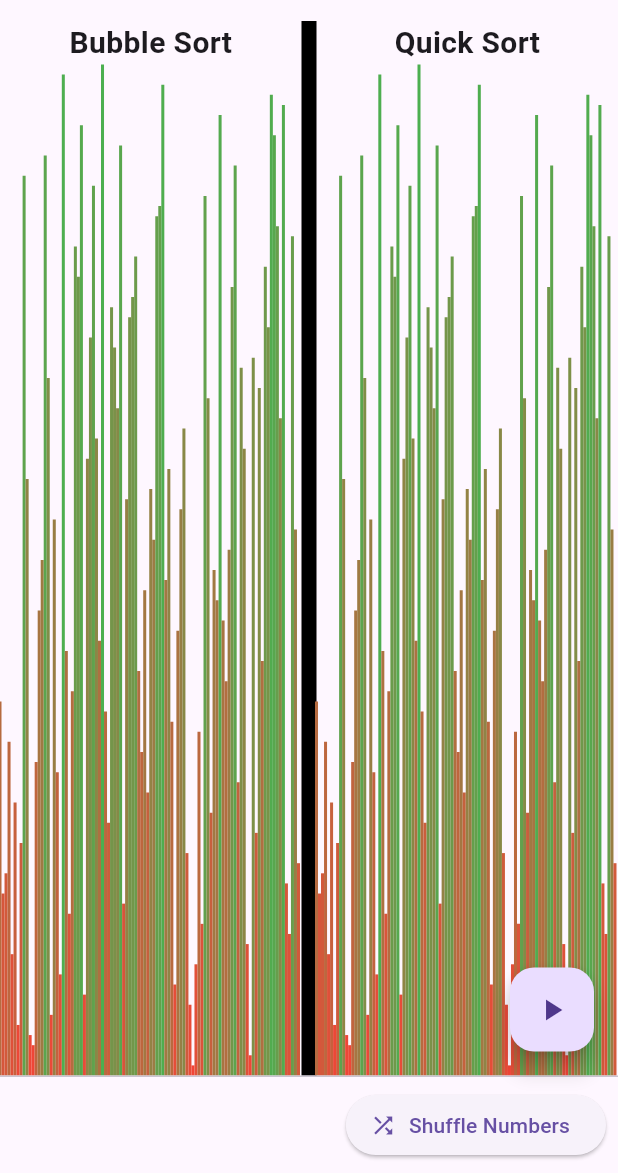
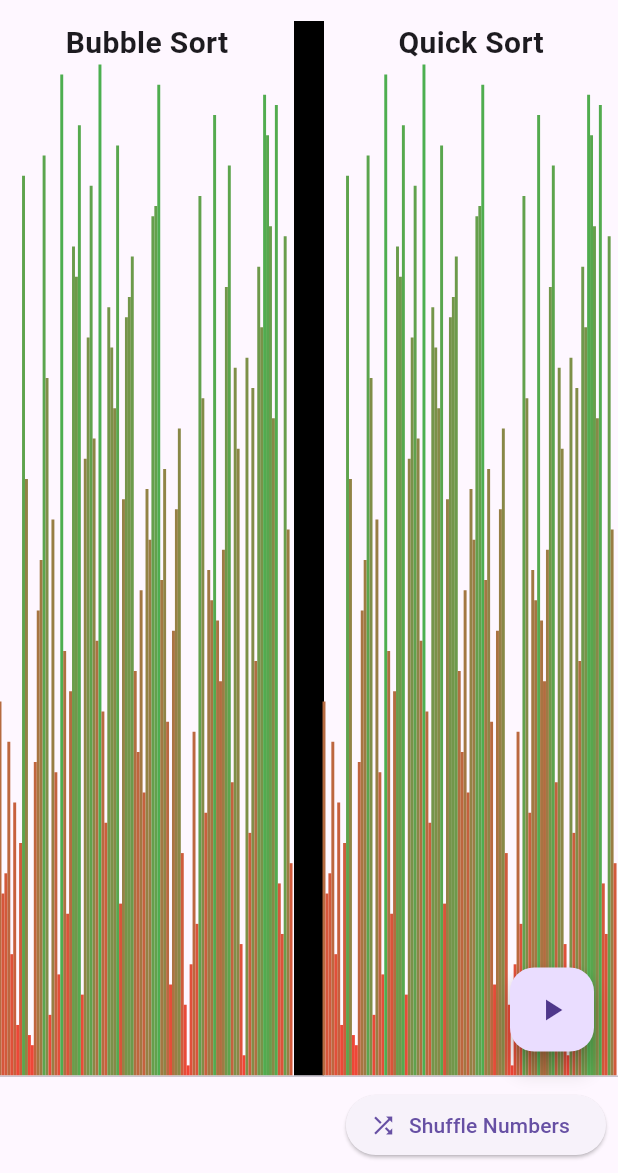
Before and after one commit to woobe-studio/Real-Time-Sort-Visualization, a Flutter app: the screen it shows after launch, on a phone screen of 412 x 824 dp, the part 63-1236 px from its top. Run offline on Flutter 3.47's test engine with Material 3 defaults, Android fonts, the phone set to English and light mode, and no system bars.

Commit message:
fix separator wide size

```diff
--- a/lib/main.dart
+++ b/lib/main.dart
@@ -166,7 +166,7 @@
             ),
           ),
           Container(
-            width: 10, // Adjust the width of the separator here
+            width: 20, // Separator width increased to 30
             color: Colors.black,
           ),
           Expanded(
```
